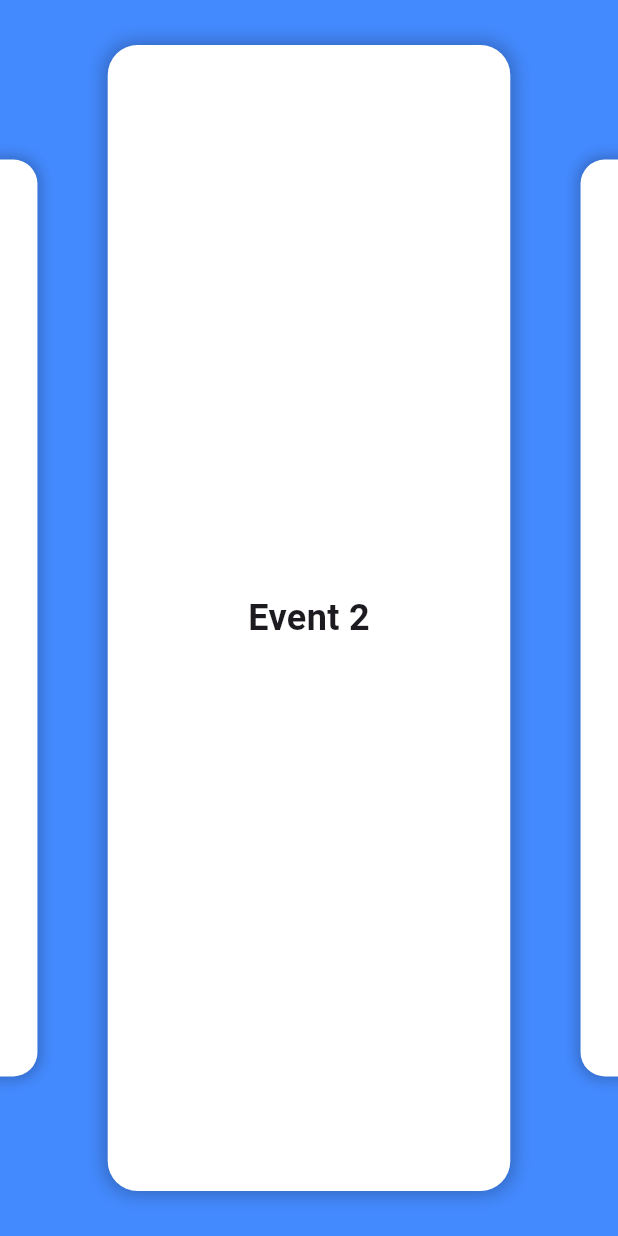
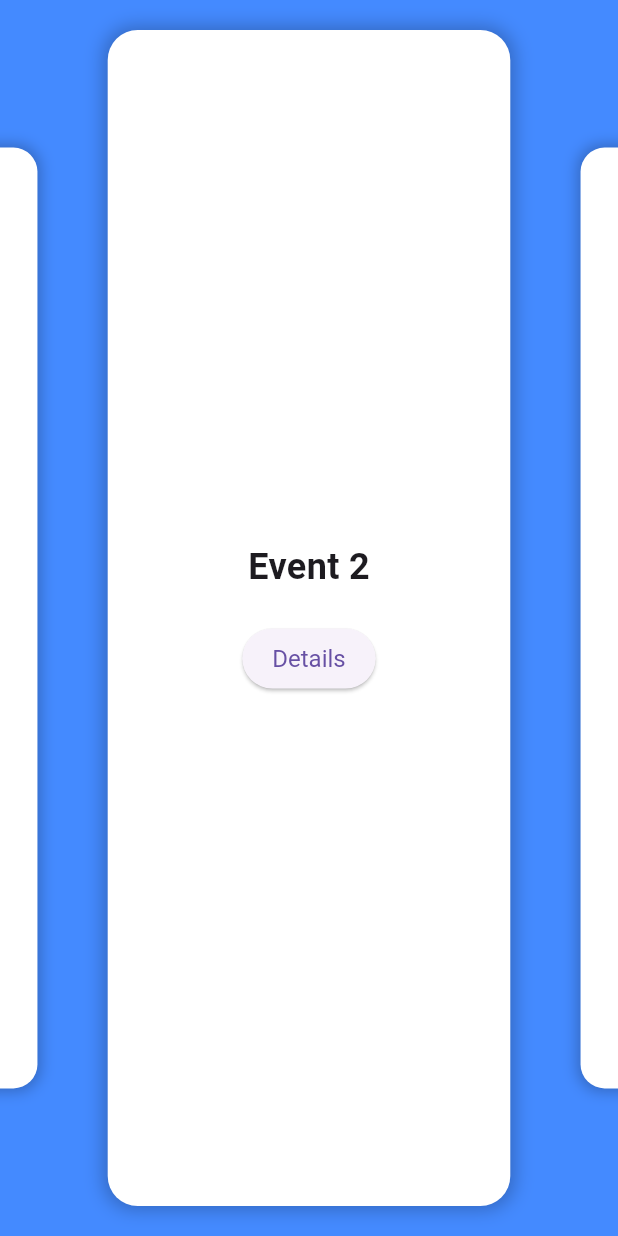
Before and after one commit to studbudz/schedule_system, a Flutter app: the screen it shows after launch, swiped to page 2, on a phone screen of 412 x 824 dp. Run offline on Flutter 3.47's test engine with Material 3 defaults, Android fonts, the phone set to English and light mode, and no system bars.

Commit message:
Enhance CardSwipeScreen: update PageView item count, adjust padding, and add details button

```diff
--- a/lib/main.dart
+++ b/lib/main.dart
@@ -26,6 +26,7 @@ class _CardSwipeScreenState extends State<CardSwipeScreen> {
   @override
   void initState() {
     super.initState();
+    _pageController = PageController(viewportFraction: 0.7, initialPage: 2);
     _pageController.addListener(() {
       setState(() {
         currentPage = _pageController.page!;
@@ -40,8 +41,8 @@ class _CardSwipeScreenState extends State<CardSwipeScreen> {
       body: Center(
         child: PageView.builder(
           controller: _pageController,
-          itemCount: 5,
-          physics: BouncingScrollPhysics(),
+          itemCount: 10,
+          physics: BouncingScrollPhysics(parent: ClampingScrollPhysics()),
           itemBuilder: (context, index) {
             double scale = 1 - (0.2 * (currentPage - index).abs()).clamp(0, 1);
             return Transform.scale(
@@ -63,8 +64,9 @@ class CardItem extends StatelessWidget {
   @override
   Widget build(BuildContext context) {
     return Padding(
-      padding: const EdgeInsets.symmetric(vertical: 30, horizontal: 10),
+      padding: const EdgeInsets.symmetric(vertical: 20, horizontal: 10),
       child: Container(
+        height: 400,
         decoration: BoxDecoration(
           color: Colors.white,
           borderRadius: BorderRadius.circular(20),
@@ -72,11 +74,23 @@ class CardItem extends StatelessWidget {
             BoxShadow(color: Colors.black26, blurRadius: 10, spreadRadius: 2),
           ],
         ),
-        child: Center(
-          child: Text(
-            title,
-            style: TextStyle(fontSize: 24, fontWeight: FontWeight.bold),
-          ),
+        child: Column(
+          mainAxisAlignment: MainAxisAlignment.center,
+          children: [
+            Text(
+              title,
+              style: TextStyle(fontSize: 24, fontWeight: FontWeight.bold),
+            ),
+            SizedBox(height: 20),
+            ElevatedButton(
+              onPressed: () {},
+              child: Text("Details"),
+              style: ElevatedButton.styleFrom(
+                padding: EdgeInsets.symmetric(horizontal: 20, vertical: 10),
+                textStyle: TextStyle(fontSize: 16),
+              ),
+            ),
+          ],
         ),
       ),
     );
```
